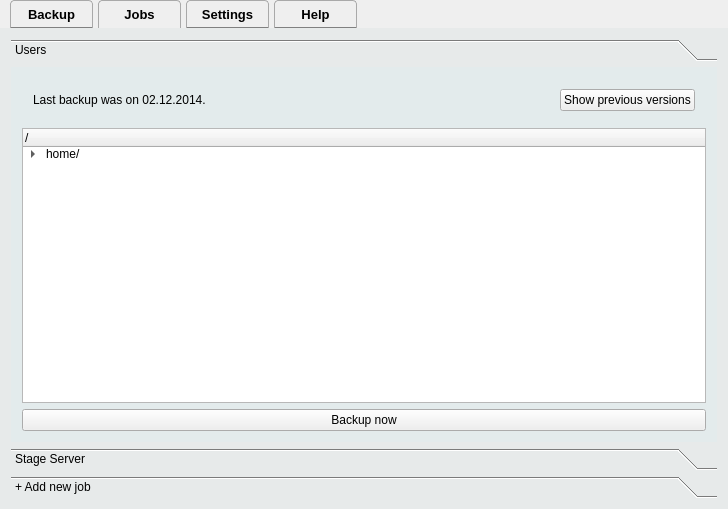
Qt form mainwidget.ui (Tarsnap/tarsnap-gui) before a commit.
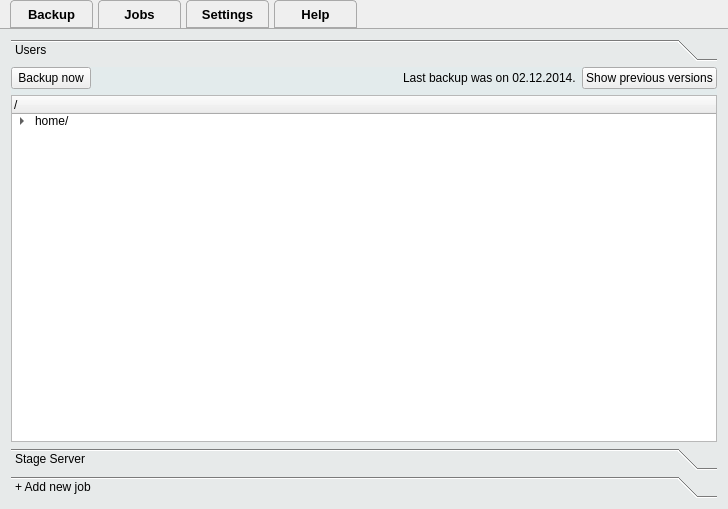
The same form after that commit. The open tabs and pages were chosen to show the change. Icons and pictures are not drawn.

What changed in the file:
```diff
--- a/mainwidget.ui
+++ b/mainwidget.ui
@@ -41,7 +41,7 @@
     background: qlineargradient(x1: 0, y1: 0, x2: 0, y2: 1,
                                 stop: 0 #E9F1F1, stop: 1.0 #B7CBCD);
     border: 1px solid darkgrey;
-    border-bottom-color: grey;
+    border-bottom-color: darkgrey;
     border-top-left-radius: 4px;
     border-top-right-radius: 4px;
     padding: 3px;
@@ -221,6 +221,7 @@
       <property name="styleSheet">
        <string notr="true">#tab_4 {
     background: rgba(198, 214, 215, 50);
+    border-top: 1px solid darkgrey;
 
 }</string>
       </property>
@@ -256,16 +257,40 @@
            <string>Users</string>
           </attribute>
           <layout class="QVBoxLayout" name="verticalLayout_5">
+           <property name="leftMargin">
+            <number>0</number>
+           </property>
+           <property name="topMargin">
+            <number>0</number>
+           </property>
+           <property name="rightMargin">
+            <number>0</number>
+           </property>
+           <property name="bottomMargin">
+            <number>0</number>
+           </property>
            <item>
             <widget class="QWidget" name="widget_3" native="true">
              <property name="styleSheet">
               <string notr="true"/>
              </property>
              <layout class="QHBoxLayout" name="horizontalLayout_2">
+              <property name="leftMargin">
+               <number>0</number>
+              </property>
+              <property name="topMargin">
+               <number>0</number>
+              </property>
+              <property name="rightMargin">
+               <number>0</number>
+              </property>
+              <property name="bottomMargin">
+               <number>0</number>
+              </property>
               <item>
-               <widget class="QLabel" name="label_10">
+               <widget class="QPushButton" name="pushButton_2">
                 <property name="text">
-                 <string>Last backup was on 02.12.2014.</string>
+                 <string>Backup now</string>
                 </property>
                </widget>
               </item>
@@ -282,6 +307,13 @@
                 </property>
                </spacer>
               </item>
+              <item>
+               <widget class="QLabel" name="label_10">
+                <property name="text">
+                 <string>Last backup was on 02.12.2014.</string>
+                </property>
+               </widget>
+              </item>
               <item>
                <widget class="QPushButton" name="pushButton_3">
                 <property name="text">
@@ -327,13 +359,6 @@
              </item>
             </widget>
            </item>
-           <item>
-            <widget class="QPushButton" name="pushButton_2">
-             <property name="text">
-              <string>Backup now</string>
-             </property>
-            </widget>
-           </item>
           </layout>
          </widget>
          <widget class="QWidget" name="page_2">
```
Left out of the diff: 22 changed lines with no effect on the pictures.
